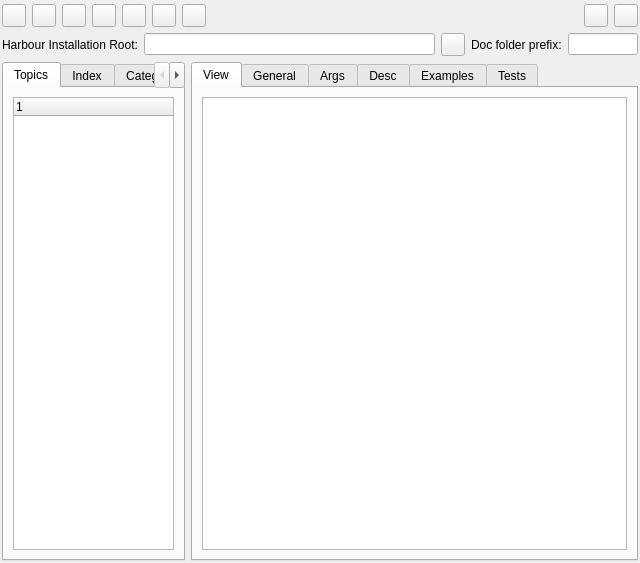
The window that harbour/contrib/hbide/resources/docviewgenerator.ui (harbour/core) describes before a commit, drawn with Qt 5.
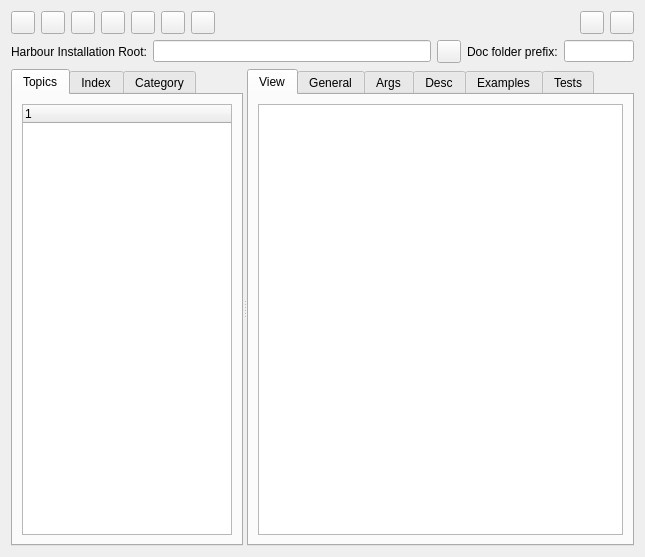
The same window after the commit.

Commit message: 2010-02-26 16:54 UTC-0800 Pritpal Bedi (pritpal@vouchcac.com)   * contrib/hbide/resources/docviewgenerator.ui   * contrib/hbide/resources/docviewgenerator.uic     ! Enabled: left-right tab-widgets to share space as per user wish.       You can resize the indivisual tab-widgets, move cursor in-between       horizontal divider.

What changed in the file:
```diff
--- a/harbour/contrib/hbide/resources/docviewgenerator.ui
+++ b/harbour/contrib/hbide/resources/docviewgenerator.ui
@@ -6,27 +6,119 @@
    <rect>
     <x>0</x>
     <y>0</y>
-    <width>640</width>
-    <height>563</height>
+    <width>645</width>
+    <height>557</height>
    </rect>
   </property>
   <property name="windowTitle">
    <string>Form</string>
   </property>
   <layout class="QGridLayout" name="gridLayout">
-   <property name="leftMargin">
-    <number>2</number>
-   </property>
-   <property name="topMargin">
-    <number>4</number>
-   </property>
-   <property name="rightMargin">
-    <number>2</number>
-   </property>
-   <property name="bottomMargin">
-    <number>2</number>
-   </property>
-   <item row="2" column="0" colspan="2">
+   <item row="0" column="0">
+    <layout class="QHBoxLayout" name="horizontalLayout_3">
+     <item>
+      <widget class="QToolButton" name="buttonHome">
+       <property name="text">
+        <string/>
+       </property>
+       <property name="autoRaise">
+        <bool>false</bool>
+       </property>
+      </widget>
+     </item>
+     <item>
+      <widget class="QToolButton" name="buttonBackward">
+       <property name="text">
+        <string/>
+       </property>
+       <property name="autoRaise">
+        <bool>false</bool>
+       </property>
+      </widget>
+     </item>
+     <item>
+      <widget class="QToolButton" name="buttonForward">
+       <property name="text">
+        <string/>
+       </property>
+       <property name="autoRaise">
+        <bool>false</bool>
+       </property>
+      </widget>
+     </item>
+     <item>
+      <widget class="QToolButton" name="buttonUp">
+       <property name="text">
+        <string/>
+       </property>
+       <property name="autoRaise">
+        <bool>false</bool>
+       </property>
+      </widget>
+     </item>
+     <item>
+      <widget class="QToolButton" name="buttonRefresh">
+       <property name="text">
+        <string/>
+       </property>
+       <property name="autoRaise">
+        <bool>false</bool>
+       </property>
+      </widget>
+     </item>
+     <item>
+      <widget class="QToolButton" name="buttonPrint">
+       <property name="text">
+        <string/>
+       </property>
+       <property name="autoRaise">
+        <bool>false</bool>
+       </property>
+      </widget>
+     </item>
+     <item>
+      <widget class="QToolButton" name="buttonPdf">
+       <property name="text">
+        <string/>
+       </property>
+      </widget>
+     </item>
+     <item>
+      <spacer name="horizontalSpacer_2">
+       <property name="orientation">
+        <enum>Qt::Horizontal</enum>
+       </property>
+       <property name="sizeHint" stdset="0">
+        <size>
+         <width>40</width>
+         <height>20</height>
+        </size>
+       </property>
+      </spacer>
+     </item>
+     <item>
+      <widget class="QToolButton" name="buttonSave">
+       <property name="text">
+        <string/>
+       </property>
+       <property name="autoRaise">
+        <bool>false</bool>
+       </property>
+      </widget>
+     </item>
+     <item>
+      <widget class="QToolButton" name="buttonExit">
+       <property name="text">
+        <string/>
+       </property>
+       <property name="autoRaise">
+        <bool>false</bool>
+       </property>
+      </widget>
+     </item>
+    </layout>
+   </item>
+   <item row="1" column="0">
     <layout class="QHBoxLayout" name="horizontalLayout">
      <item>
       <widget class="QLabel" name="labelInstall">
@@ -67,11 +159,15 @@
      </item>
     </layout>
    </item>
-   <item row="5" column="0">
+   <item row="2" column="0">
+    <widget class="QSplitter" name="splitter">
+     <property name="orientation">
+      <enum>Qt::Horizontal</enum>
+     </property>
     <widget class="QTabWidget" name="tabWidgetContents">
      <property name="maximumSize">
       <size>
-       <width>200</width>
+        <width>16777215</width>
        <height>16777215</height>
       </size>
      </property>
@@ -127,8 +223,6 @@
       </layout>
      </widget>
     </widget>
-   </item>
-   <item row="5" column="1">
     <widget class="QTabWidget" name="tabWidgetElements">
      <property name="currentIndex">
       <number>0</number>
@@ -370,110 +464,7 @@
       </layout>
      </widget>
     </widget>
-   </item>
-   <item row="0" column="0" colspan="2">
-    <layout class="QHBoxLayout" name="horizontalLayout_3">
-     <item>
-      <widget class="QToolButton" name="buttonHome">
-       <property name="text">
-        <string/>
-       </property>
-       <property name="autoRaise">
-        <bool>false</bool>
-       </property>
-      </widget>
-     </item>
-     <item>
-      <widget class="QToolButton" name="buttonBackward">
-       <property name="text">
-        <string/>
-       </property>
-       <property name="autoRaise">
-        <bool>false</bool>
-       </property>
-      </widget>
-     </item>
-     <item>
-      <widget class="QToolButton" name="buttonForward">
-       <property name="text">
-        <string/>
-       </property>
-       <property name="autoRaise">
-        <bool>false</bool>
-       </property>
-      </widget>
-     </item>
-     <item>
-      <widget class="QToolButton" name="buttonUp">
-       <property name="text">
-        <string/>
-       </property>
-       <property name="autoRaise">
-        <bool>false</bool>
-       </property>
-      </widget>
-     </item>
-     <item>
-      <widget class="QToolButton" name="buttonRefresh">
-       <property name="text">
-        <string/>
-       </property>
-       <property name="autoRaise">
-        <bool>false</bool>
-       </property>
-      </widget>
-     </item>
-     <item>
-      <widget class="QToolButton" name="buttonPrint">
-       <property name="text">
-        <string/>
-       </property>
-       <property name="autoRaise">
-        <bool>false</bool>
-       </property>
-      </widget>
-     </item>
-     <item>
-      <widget class="QToolButton" name="buttonPdf">
-       <property name="text">
-        <string/>
-       </property>
-      </widget>
-     </item>
-     <item>
-      <spacer name="horizontalSpacer_2">
-       <property name="orientation">
-        <enum>Qt::Horizontal</enum>
-       </property>
-       <property name="sizeHint" stdset="0">
-        <size>
-         <width>40</width>
-         <height>20</height>
-        </size>
-       </property>
-      </spacer>
-     </item>
-     <item>
-      <widget class="QToolButton" name="buttonSave">
-       <property name="text">
-        <string/>
-       </property>
-       <property name="autoRaise">
-        <bool>false</bool>
-       </property>
-      </widget>
-     </item>
-     <item>
-      <widget class="QToolButton" name="buttonExit">
-       <property name="text">
-        <string/>
-       </property>
-       <property name="autoRaise">
-        <bool>false</bool>
-       </property>
-      </widget>
-     </item>
-    </layout>
+    </widget>
    </item>
   </layout>
  </widget>
```
Lines whose indentation alone changed are shown as unchanged. The commit also changes 4 other files.
